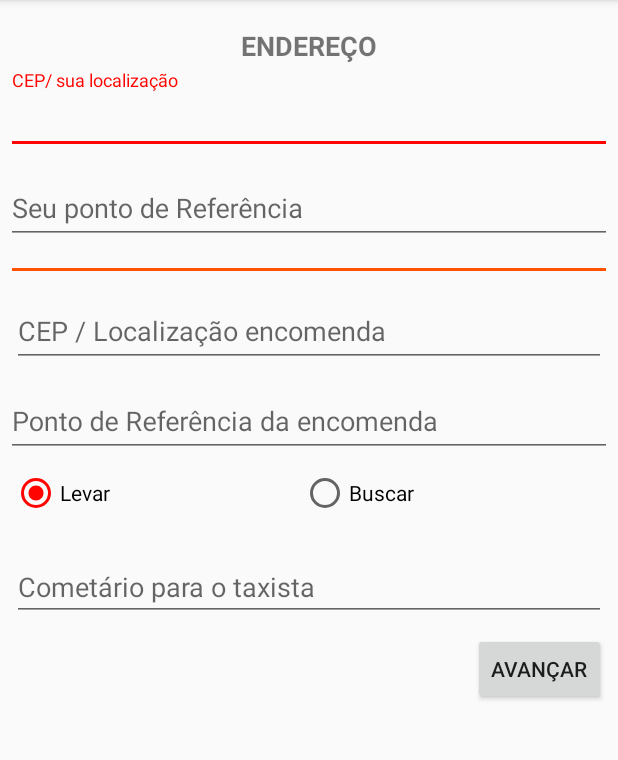
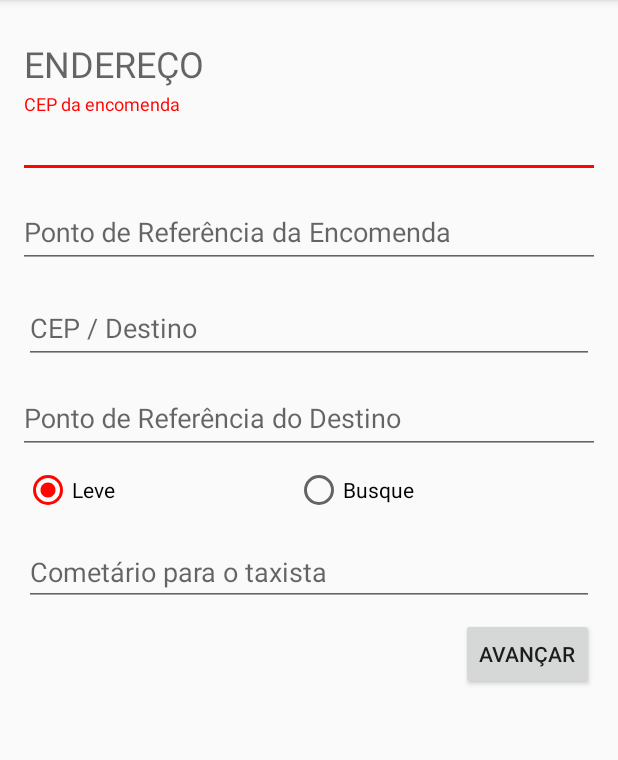
Before and after one commit to HerculesGit/EMOTO, an Android app: the Encomenda screen opened directly, with no data from a screen before it, on a phone screen of 412 x 824 dp, the part 84-844 px from its top. Run offline under Robolectric (Android 15) with nearby library versions, the phone set to English and light mode, and no system bars.

Commit message:
Atualização e configuração Encomenda Ajustes e configurações na classe e na Activity

```diff
--- a/app/src/main/java/com/dominandoandroid/example/hercules/e_moto/Encomenda.java
+++ b/app/src/main/java/com/dominandoandroid/example/hercules/e_moto/Encomenda.java
@@ -3,18 +3,24 @@ package com.dominandoandroid.example.hercules.e_moto;
 import android.content.DialogInterface;
 import android.content.Intent;
 import android.content.res.Resources;
+import android.support.design.widget.TextInputEditText;
 import android.support.v7.app.AlertDialog;
 import android.support.v7.app.AppCompatActivity;
 import android.os.Bundle;
 import android.view.View;
+import android.widget.EditText;
 import android.widget.RadioButton;
 import android.widget.RadioGroup;
 import android.widget.Toast;
 
 public class Encomenda extends AppCompatActivity {
+
     private RadioGroup radioGroupItens;
     private RadioButton radioButtonLevar, radioButtonBuscar;
     private String msg;
+
+    private TextInputEditText cepEncomenda, cepDestino, referenciaEncomenda, referenciaDestino;
+    private EditText comentarios;
 
     @Override
     protected void onCreate(Bundle savedInstanceState) {
@@ -22,6 +28,12 @@ public class Encomenda extends AppCompatActivity {
         setContentView(R.layout.activity_encomenda);
 
         radioGroupItens = findViewById(R.id.radioGroup);
+        cepEncomenda = findViewById(R.id.cep_da_encomenda);
+        cepDestino = findViewById(R.id.cep_do_destino);
+        referenciaEncomenda = findViewById(R.id.referencia_da_encomenda);
+        referenciaDestino = findViewById(R.id.referencia_do_destino);
+        comentarios = findViewById(R.id.txtComentarios);
+
         msg = "Levar";
         verificaRadioButton();
     }
@@ -37,18 +49,45 @@ public class Encomenda extends AppCompatActivity {
                     public void onCheckedChanged(RadioGroup radioGroup, int idClicado) {
                         if(R.id.radioButtonLevar == idClicado){
                             msg = "Levar";
-                            System.out.println(idClicado  +" levar " + R.id.radioButtonLevar);
+                            //System.out.println(idClicado  +" levar " + R.id.radioButtonLevar);
 
                         } else {
                             msg = "Buscar";
-                            System.out.println(idClicado  +" buscar " + R.id.radioButtonBuscar);
+                            //System.out.println(idClicado  +" buscar " + R.id.radioButtonBuscar);
                         }
                     }
                 }
         );
     }
 
-    public void avancaTipoFrete(View view) {
+    private boolean camposEstaoVazios(){
+        if (cepEncomenda.getText().length() == 0){
+            cepEncomenda.setError("Informe o CEP da Encomenda");
+            return true;
+        }
+
+        if (cepDestino.getText().length() == 0){
+            cepDestino.setError("Informe o CEP para onde vai a encomenda");
+            return true;
+        }
+
+        if (referenciaEncomenda.getText().length() == 0){
+            referenciaEncomenda.setError("Informe um ponto de referencia da encomenda");
+            return true;
+        }
+        if (referenciaDestino.getText().length() == 0){
+            referenciaDestino.setError("Informe um ponto de referencia do destinatário");
+            return true;
+        }
+
+
+        return false;
+    }
+
+    public void avancaTipoEntrega(View view) {
+
+        // Se nenhum campo estiver vazio
+        if (!camposEstaoVazios()){
             Resources res = getResources();
             final String[] itensPreferecia = res.getStringArray(R.array.tipo_frete);
 
@@ -78,6 +117,7 @@ public class Encomenda extends AppCompatActivity {
                             //
                             Intent intent = new Intent(getApplicationContext(), ConfirmacaoPiloto.class);
                             startActivity(intent);
+                            finish();
 
 
                         }
@@ -85,8 +125,7 @@ public class Encomenda extends AppCompatActivity {
 
             AlertDialog dialog = builder.create();
             dialog.show();
-
-
+        }
 
     }
 
--- a/app/src/main/res/layout/activity_encomenda.xml
+++ b/app/src/main/res/layout/activity_encomenda.xml
@@ -5,11 +5,14 @@
     xmlns:tools="http://schemas.android.com/tools"
     android:layout_width="match_parent"
     android:layout_height="match_parent"
-    tools:context=".Encomenda">
+    android:fillViewport="true"
+    tools:context=".Encomenda"
+    android:padding="8dp"
+    >
 
     <android.support.constraint.ConstraintLayout
     android:layout_width="match_parent"
-    android:layout_height="wrap_content">
+    android:layout_height="match_parent">
 
 
         <TextView
@@ -23,9 +26,8 @@
             android:layout_marginTop="18dp"
 
             android:text="ENDEREÇO"
-            android:textSize="18sp"
-            android:textStyle="bold"
-            android:textAlignment="center"
+            android:textAppearance="@style/TextAppearance.AppCompat.Display1"
+            android:textSize="24sp"
             app:layout_constraintEnd_toEndOf="parent"
             app:layout_constraintHorizontal_bias="0.0"
             app:layout_constraintStart_toStartOf="parent"
@@ -38,15 +40,20 @@
             android:layout_width="match_parent"
             android:layout_height="wrap_content"
             android:layout_margin="4dp"
+            android:layout_marginEnd="16dp"
+            android:layout_marginLeft="16dp"
+            android:layout_marginRight="16dp"
+            android:layout_marginStart="16dp"
             app:layout_constraintEnd_toEndOf="parent"
             app:layout_constraintStart_toStartOf="parent"
             app:layout_constraintTop_toBottomOf="@+id/textView3">
 
             <android.support.design.widget.TextInputEditText
-                android:inputType="text"
+                android:id="@+id/cep_da_encomenda"
                 android:layout_width="match_parent"
                 android:layout_height="wrap_content"
-                android:hint="CEP/ sua localização" />
+                android:hint="CEP da encomenda"
+                android:inputType="number" />
         </android.support.design.widget.TextInputLayout>
 
 
@@ -56,34 +63,21 @@
             android:layout_width="match_parent"
             android:layout_height="wrap_content"
             android:layout_margin="4dp"
+            android:layout_marginEnd="16dp"
+            android:layout_marginLeft="16dp"
+            android:layout_marginRight="16dp"
+            android:layout_marginStart="16dp"
             app:layout_constraintEnd_toEndOf="parent"
             app:layout_constraintStart_toStartOf="parent"
             app:layout_constraintTop_toBottomOf="@+id/editTextPartida">
 
             <android.support.design.widget.TextInputEditText
+                android:id="@+id/referencia_da_encomenda"
                 android:layout_width="match_parent"
                 android:layout_height="wrap_content"
-                android:hint="Seu ponto de Referência"
-                android:inputType="text"/>
+                android:hint="Ponto de Referência da Encomenda"
+                android:inputType="text" />
         </android.support.design.widget.TextInputLayout>
-
-
-        <!--Divisor -->
-        <View
-            android:id="@+id/disivor"
-            android:layout_width="match_parent"
-            android:layout_height="2dp"
-            android:layout_marginBottom="8dp"
-            android:layout_marginEnd="8dp"
-
-            android:layout_marginLeft="8dp"
-            android:layout_marginRight="8dp"
-            android:layout_marginStart="8dp"
-            android:layout_marginTop="16dp"
-            android:background="#ff5100"
-            app:layout_constraintEnd_toEndOf="parent"
-            app:layout_constraintStart_toStartOf="parent"
-            app:layout_constraintTop_toBottomOf="@+id/editTextReferenciaPartida" />
 
         <!--cep encomenda-->
         <android.support.design.widget.TextInputLayout
@@ -91,21 +85,21 @@
             android:layout_width="match_parent"
             android:layout_height="wrap_content"
             android:layout_marginLeft="8dp"
-            android:layout_marginBottom="8dp"
             android:layout_marginRight="8dp"
             android:layout_marginTop="8dp"
 
             app:layout_constraintEnd_toEndOf="parent"
             app:layout_constraintStart_toStartOf="parent"
-            app:layout_constraintTop_toBottomOf="@+id/disivor">
+            app:layout_constraintTop_toBottomOf="@+id/editTextReferenciaPartida">
 
 
             <android.support.design.widget.TextInputEditText
+                android:id="@+id/cep_do_destino"
                 android:layout_width="match_parent"
                 android:layout_height="wrap_content"
-                android:hint="CEP / Localização encomenda"
 
-                />
+                android:hint="CEP / Destino"
+                android:inputType="number" />
         </android.support.design.widget.TextInputLayout>
 
 
@@ -115,17 +109,21 @@
             android:layout_width="match_parent"
             android:layout_height="wrap_content"
             android:layout_margin="4dp"
+            android:layout_marginEnd="16dp"
+            android:layout_marginLeft="16dp"
+            android:layout_marginRight="16dp"
+            android:layout_marginStart="16dp"
             android:layout_marginTop="4dp"
             app:layout_constraintEnd_toEndOf="parent"
             app:layout_constraintStart_toStartOf="parent"
             app:layout_constraintTop_toBottomOf="@+id/editTextEncomenda">
 
             <android.support.design.widget.TextInputEditText
+                android:id="@+id/referencia_do_destino"
                 android:layout_width="match_parent"
                 android:layout_height="wrap_content"
-                android:hint="Ponto de Referência da encomenda"
-                android:inputType="text"
-                />
+                android:hint="Ponto de Referência do Destino"
+                android:inputType="text" />
         </android.support.design.widget.TextInputLayout>
 
         <RadioGroup
@@ -143,51 +141,51 @@
             app:layout_constraintTop_toBottomOf="@+id/editTextReferenciaEncomenda">
 
             <RadioButton
-                android:checked="true"
                 android:id="@+id/radioButtonLevar"
                 android:layout_width="wrap_content"
                 android:layout_height="wrap_content"
                 android:layout_weight="1"
-                android:text="Levar" />
+                android:checked="true"
+                android:text="Leve" />
 
             <RadioButton
                 android:id="@+id/radioButtonBuscar"
                 android:layout_width="wrap_content"
                 android:layout_height="wrap_content"
                 android:layout_weight="1"
-                android:text="Buscar" />
+                android:text="Busque" />
         </RadioGroup>
 
         <EditText
-            android:inputType="text"
-            android:id="@+id/editText5"
+            android:id="@+id/txtComentarios"
             android:layout_width="match_parent"
             android:layout_height="wrap_content"
             android:layout_marginEnd="8dp"
             android:layout_marginLeft="8dp"
             android:layout_marginRight="8dp"
             android:layout_marginStart="8dp"
-
-            android:layout_marginTop="24dp"
+            android:layout_marginTop="16dp"
 
             android:hint="Cometário para o taxista"
+
+            android:inputType="text"
             app:layout_constraintEnd_toEndOf="parent"
             app:layout_constraintStart_toStartOf="parent"
             app:layout_constraintTop_toBottomOf="@+id/radioGroup" />
 
 
         <Button
-            android:id="@+id/button"
+            android:id="@+id/buttonAvancaTipoFrete"
             android:layout_width="wrap_content"
             android:layout_height="wrap_content"
             android:layout_marginEnd="8dp"
             android:layout_marginRight="8dp"
             android:layout_marginTop="8dp"
 
-            android:onClick="avancaTipoFrete"
+            android:onClick="avancaTipoEntrega"
             android:text="Avançar"
             app:layout_constraintEnd_toEndOf="parent"
-            app:layout_constraintTop_toBottomOf="@+id/editText5" />
+            app:layout_constraintTop_toBottomOf="@+id/txtComentarios" />
 
 
     </android.support.constraint.ConstraintLayout>
```
Lines whose indentation alone changed are shown as unchanged.
